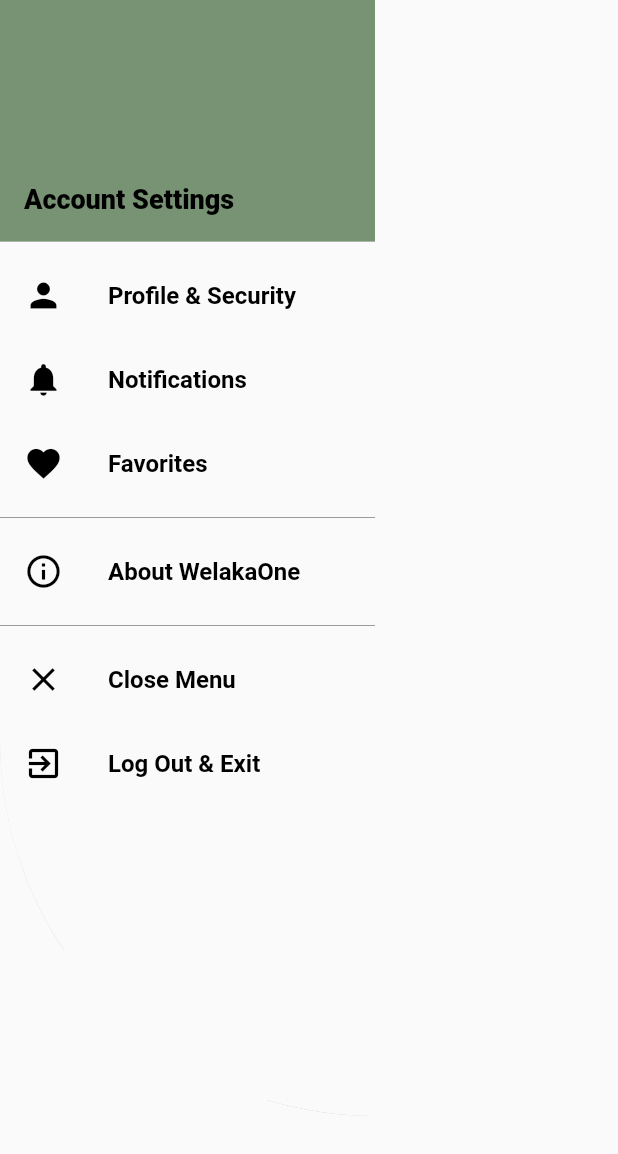
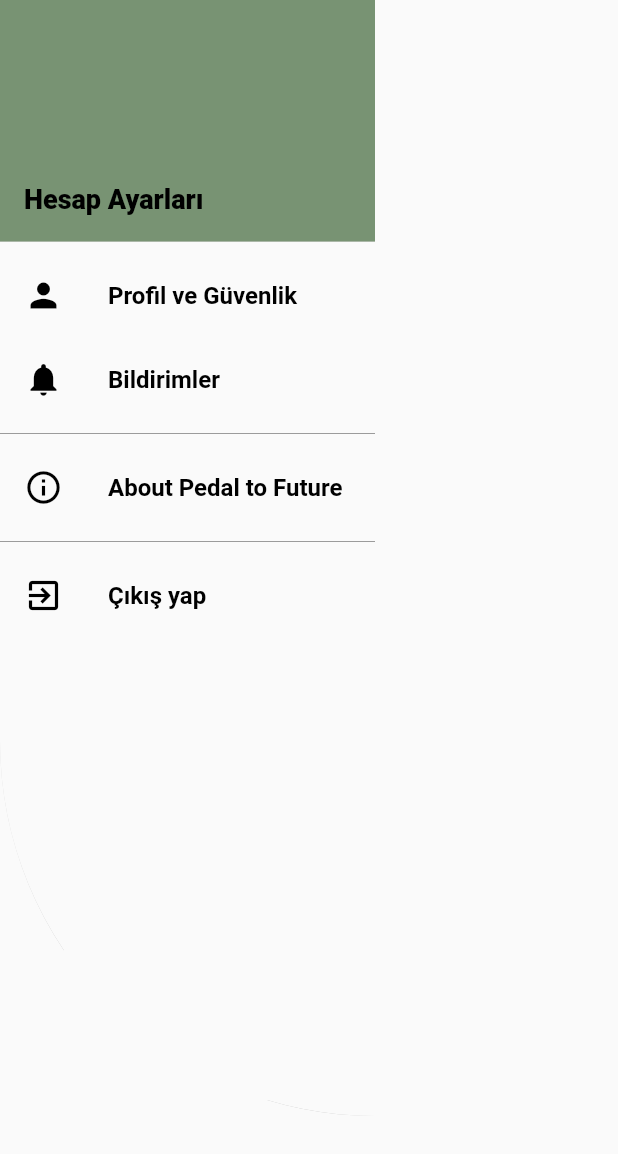
Before and after one commit to ZehraMogulkoc/Pedal_To_Future, a Flutter app: the MyEndDrawer widget shown alone on an empty page, opened directly, on a phone screen of 412 x 824 dp. Shown: the top 1154 px of the screen. Run offline on Flutter 3.47's test engine with Material 2 defaults, Android fonts, the phone set to English and light mode, and no system bars; our stand-ins replace cloud_firestore, curved_navigation_bar, firebase_auth, firebase_core, flare_flutter, flutter_signin_button and 5 more; missing offline and left inert: flutter_polyline_points, health; accounts and stored records are empty.

Commit message:
Update end_drawer.dart

```diff
--- a/lib/end_drawer.dart
+++ b/lib/end_drawer.dart
@@ -31,7 +31,7 @@
                     ),
                   ),
                   accountEmail: new Text(
-                    'Account Settings',
+                    'Hesap Ayarları',
                     style: TextStyle(
                       fontSize: 18,
                       fontWeight: FontWeight.w800,
@@ -41,7 +41,7 @@
                 ),
                 new ListTile(
                   title: new Text(
-                    'Profile & Security',
+                    'Profil ve Güvenlik',
                     style: TextStyle(
                       fontSize: 16.0,
                       fontWeight: FontWeight.w600,
@@ -62,7 +62,7 @@
                 ),
                 new ListTile(
                   title: new Text(
-                    'Notifications',
+                    'Bildirimler',
                     style: TextStyle(
                       fontSize: 16.0,
                       fontWeight: FontWeight.w600,
@@ -81,33 +81,12 @@
                     color: Colors.black,
                   ),
                 ),
-                new ListTile(
-                  title: new Text(
-                    'Favorites',
-                    style: TextStyle(
-                      fontSize: 16.0,
-                      fontWeight: FontWeight.w600,
-                      color: Colors.black,
-                    ),
-                  ),
-                  onTap: () {
-                    // Update the state of the app
-                    // ...
-                    // Then close the drawer
-                    Navigator.pop(context);
-                  },
-                  leading: new Icon(
-                    Icons.favorite,
-                    size: 26.0,
-                    color: Colors.black,
-                  ),
-                ),
                 new Divider(
                   color: Colors.black38,
                 ),
                 new ListTile(
                   title: new Text(
-                    'About WelakaOne',
+                    'About Pedal to Future',
                     style: TextStyle(
                       fontSize: 16.0,
                       fontWeight: FontWeight.w600,
@@ -129,28 +108,7 @@
                 ),
                 new ListTile(
                   title: new Text(
-                    'Close Menu',
-                    style: TextStyle(
-                      fontSize: 16.0,
-                      fontWeight: FontWeight.w600,
-                      color: Colors.black,
-                    ),
-                  ),
-                  onTap: () {
-                    // Update the state of the app
-                    // ...
-                    // Then close the drawer
-                    Navigator.pop(context);
-                  },
-                  leading: new Icon(
-                    Icons.close,
-                    size: 26.0,
-                    color: Colors.black,
-                  ),
-                ),
-                new ListTile(
-                  title: new Text(
-                    'Log Out & Exit',
+                    'Çıkış yap',
                     style: TextStyle(
                       fontSize: 16.0,
                       fontWeight: FontWeight.w600,
```
